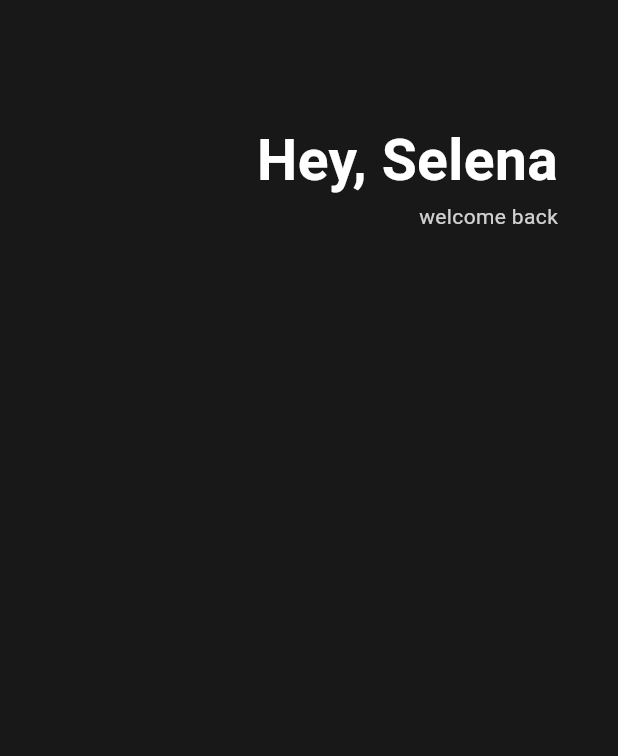
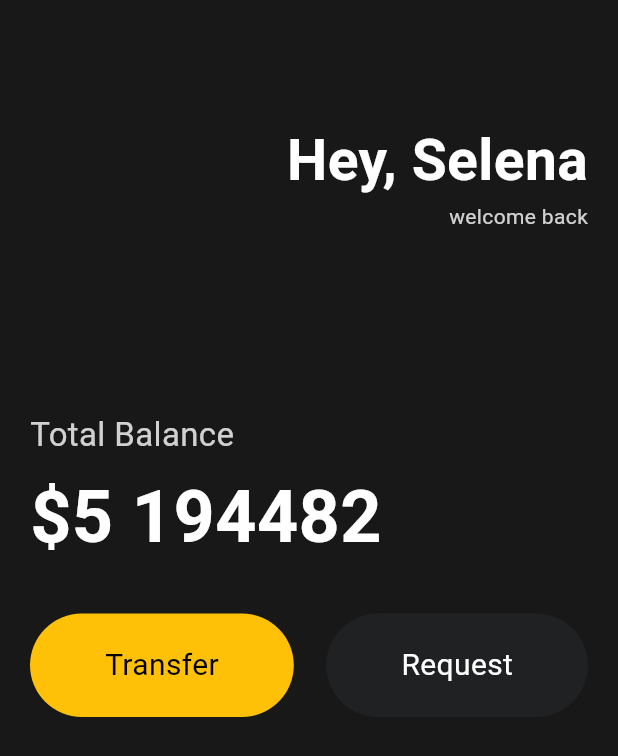
Before and after one commit to dheom/toonflix, a Flutter app: the screen it shows after launch, on a phone screen of 412 x 824 dp. Shown: the top 756 px of the screen. Run offline on Flutter 3.47's test engine with Material 3 defaults, Android fonts, the phone set to English and light mode, and no system bars.

Commit message:
Card 형태 UI 제작 및 오버사이즈 아이콘 만들어서 잘라내기

```diff
--- a/analysis_options.yaml
+++ b/analysis_options.yaml
@@ -21,6 +21,7 @@ linter:
   # `// ignore_for_file: name_of_lint` syntax on the line or in the file
   # producing the lint.
   rules:
+    # prefer_const_constructors: true
     # avoid_print: false  # Uncomment to disable the `avoid_print` rule
     # prefer_single_quotes: true  # Uncomment to enable the `prefer_single_quotes` rule
 
--- a/lib/main.dart
+++ b/lib/main.dart
@@ -1,4 +1,5 @@
 import 'package:flutter/material.dart';
+import 'package:toonflix/widgets/button.dart';
 
 void main() {
   runApp(App());
@@ -11,8 +12,9 @@ class App extends StatelessWidget {
       home: Scaffold(
         backgroundColor: Color(0xff181818),
         body: Padding(
-          padding: EdgeInsets.symmetric(horizontal: 40),
+          padding: EdgeInsets.symmetric(horizontal: 20),
           child: Column(
+            crossAxisAlignment: CrossAxisAlignment.start,
             children: [
               SizedBox(height: 80),
               Row(
@@ -39,6 +41,31 @@ class App extends StatelessWidget {
                   ),
                 ],
               ),
+              SizedBox(height: 120),
+              Text(
+                "Total Balance",
+                style: TextStyle(
+                  fontSize: 22,
+                  color: Colors.white.withValues(alpha: 0.8),
+                ),
+              ),
+              SizedBox(height: 5),
+              Text(
+                "\$5 194482",
+                style: TextStyle(
+                  fontSize: 48,
+                  fontWeight: FontWeight.w600,
+                  color: Colors.white,
+                ),
+              ),
+              SizedBox(height: 30),
+              Row(
+                mainAxisAlignment:MainAxisAlignment.spaceBetween ,
+                children: [
+                  Button(text: 'Transfer', bgColor: Colors.amber, textColor: Colors.black),
+                  Button(text: 'Request', bgColor: Color(0xFF1F2123), textColor: Colors.white,),
+                ],
+              ),
             ],
           ),
         ),
--- /dev/null
+++ b/lib/widgets/button.dart
@@ -0,0 +1,27 @@
+import 'package:flutter/material.dart';
+
+class Button extends StatelessWidget {
+  final String text;
+  final Color bgColor;
+  final Color textColor;
+
+  const Button({
+    super.key,
+    required this.text,
+    required this.bgColor,
+    required this.textColor,
+  });
+  @override
+  Widget build(BuildContext context) {
+    return Container(
+      decoration: BoxDecoration(
+        color: bgColor,
+        borderRadius: BorderRadius.circular(45),
+      ),
+      child: Padding(
+        padding: const EdgeInsets.symmetric(vertical: 20, horizontal: 50),
+        child: Text(text, style: TextStyle(color: textColor, fontSize: 20)),
+      ),
+    );
+  }
+}
```
Also changed, not shown: 9 other files.
